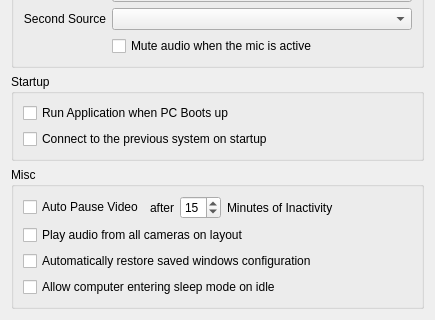
Qt form vms/client/nx_vms_client_desktop/src/ui/widgets/local_settings/general_preferences_widget.ui (networkoptix/nx_open) before a commit; both pictures show x 0 to 435 and y 177 to 497 of the 435 by 497 pixel window.
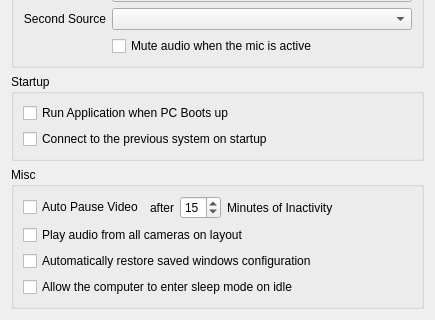
The same form after that commit.

What changed in the file:
```diff
--- a/vms/client/nx_vms_client_desktop/src/ui/widgets/local_settings/general_preferences_widget.ui
+++ b/vms/client/nx_vms_client_desktop/src/ui/widgets/local_settings/general_preferences_widget.ui
@@ -242,7 +242,7 @@
       <item row="3" column="0">
        <widget class="QCheckBox" name="allowEnteringSleepModeCheckBox">
         <property name="text">
-         <string>Allow computer entering sleep mode on idle</string>
+         <string>Allow the computer to enter sleep mode on idle</string>
         </property>
        </widget>
       </item>
```
